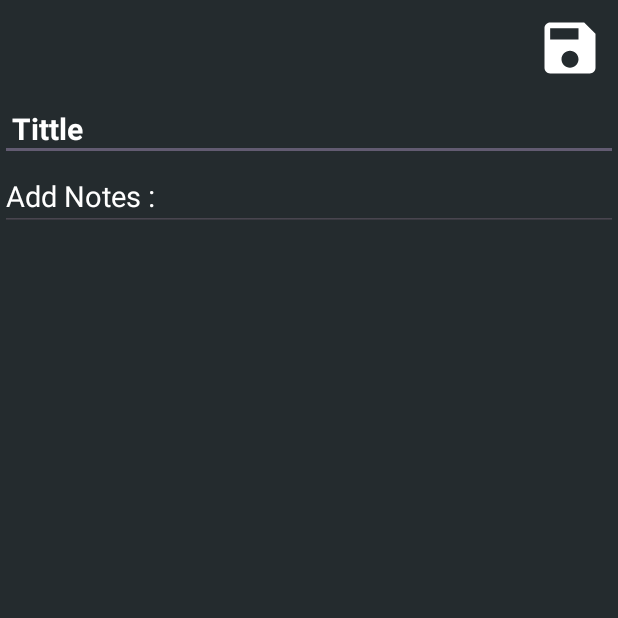
After one commit to tranthihuongthuy/63135669-AndroidProgramming, an Android app: the NotesActivity screen opened directly, with no data from a screen before it, on a phone screen of 412 x 824 dp, the top half of it. The commit adds this screen. Run offline under Robolectric (Android 15) with nearby library versions, the phone set to English and light mode, and no system bars; our stand-ins replace Room's generated code.

Commit message:
AppNotes continue

```diff
--- a/ThiCK_AppNote/app/build.gradle.kts
+++ b/ThiCK_AppNote/app/build.gradle.kts
@@ -40,4 +40,6 @@ dependencies {
     androidTestImplementation(libs.ext.junit)
     androidTestImplementation(libs.espresso.core)
     implementation ("com.google.android.material:material:1.8.0")
+    implementation("androidx.room:room-runtime:2.6.1")
+    annotationProcessor("androidx.room:room-compiler:2.6.1")
 }
--- /dev/null
+++ b/ThiCK_AppNote/app/src/main/java/till/huongthuy/thick_appnote/Models/Notes.java
@@ -0,0 +1,60 @@
+package till.huongthuy.thick_appnote.Models;
+
+import androidx.room.ColumnInfo;
+import androidx.room.Entity;
+import androidx.room.PrimaryKey;
+
+import java.io.Serializable;
+@Entity(tableName = "notes")
+public class Notes implements Serializable {
+    @PrimaryKey(autoGenerate = true)
+    int ID = 0;
+    @ColumnInfo(name = "tittle")
+    String tittle = "";
+    @ColumnInfo(name = "notes")
+    String notes = "";
+    @ColumnInfo(name = "date")
+    String date = "";
+    @ColumnInfo(name = "pinned")
+    boolean pinned = false;
+
+    public int getID() {
+        return ID;
+    }
+
+    public void setID(int ID) {
+        this.ID = ID;
+    }
+
+    public String getTittle() {
+        return tittle;
+    }
+
+    public void setTittle(String tittle) {
+        this.tittle = tittle;
+    }
+
+    public String getNotes() {
+        return notes;
+    }
+
+    public void setNotes(String notes) {
+        this.notes = notes;
+    }
+
+    public String getDate() {
+        return date;
+    }
+
+    public void setDate(String date) {
+        this.date = date;
+    }
+
+    public boolean isPinned() {
+        return pinned;
+    }
+
+    public void setPinned(boolean pinned) {
+        this.pinned = pinned;
+    }
+}
--- /dev/null
+++ b/ThiCK_AppNote/app/src/main/java/till/huongthuy/thick_appnote/NotesActivity.java
@@ -0,0 +1,71 @@
+package till.huongthuy.thick_appnote;
+
+import android.app.Activity;
+import android.content.Intent;
+import android.os.Bundle;
+import android.view.View;
+import android.widget.EditText;
+import android.widget.ImageView;
+import android.widget.Toast;
+
+import androidx.activity.EdgeToEdge;
+import androidx.appcompat.app.AppCompatActivity;
+import androidx.core.graphics.Insets;
+import androidx.core.view.ViewCompat;
+import androidx.core.view.WindowInsetsCompat;
+
+import java.text.SimpleDateFormat;
+import java.util.Date;
+
+import till.huongthuy.thick_appnote.Models.Notes;
+
+public class NotesActivity extends AppCompatActivity {
+    EditText editText_tittle,editText_notes;
+    ImageView image_save;
+    Notes notes;
+    boolean is_old_note = false;
+    @Override
+    protected void onCreate(Bundle savedInstanceState) {
+        super.onCreate(savedInstanceState);
+        setContentView(R.layout.activity_notes);
+
+        image_save = findViewById(R.id.image_view_save);
+        editText_tittle = findViewById(R.id.edit_text_tittle);
+        editText_notes = findViewById(R.id.edit_text_notes);
+        is_old_note = true;
+
+        notes = new Notes();
+        try{
+            notes = (Notes) getIntent().getSerializableExtra("old_note");
+            editText_tittle.setText(notes.getTittle());
+            editText_notes.setText(notes.getNotes());
+        }catch (Exception e){
+            e.printStackTrace();
+        }
+
+        image_save.setOnClickListener(new View.OnClickListener() {
+            @Override
+            public void onClick(View v) {
+                String tittle = editText_tittle.getText().toString();
+                String description = editText_notes.getText().toString();
+
+                if(description.isEmpty()){
+                    Toast.makeText(NotesActivity.this,"Please add some notes!",Toast.LENGTH_SHORT).show();
+                    return;
+                }
+                SimpleDateFormat fomat = new SimpleDateFormat("EEE,d MMM yyyy HH : mm: a");
+                Date date = new Date();
+                if(is_old_note){
+                    notes = new Notes();
+                }
+                notes.setTittle(tittle);
+                notes.setNotes(description);
+                notes.setDate(fomat.format(date));
+                Intent intent = new Intent();
+                intent.putExtra("note",notes);
+                setResult(Activity.RESULT_OK,intent);
+                finish();
+            }
+        });
+    }
+}
--- /dev/null
+++ b/ThiCK_AppNote/app/src/main/res/drawable/baseline_push_pin_24.xml
@@ -0,0 +1,5 @@
+<vector xmlns:android="http://schemas.android.com/apk/res/android" android:height="24dp" android:tint="?attr/background" android:viewportHeight="24" android:viewportWidth="24" android:width="24dp">
+
+    <path android:fillColor="@android:color/black" android:fillType="evenOdd" android:pathData="M16,9V4l1,0c0.55,0 1,-0.45 1,-1v0c0,-0.55 -0.45,-1 -1,-1H7C6.45,2 6,2.45 6,3v0c0,0.55 0.45,1 1,1l1,0v5c0,1.66 -1.34,3 -3,3h0v2h5.97v7l1,1l1,-1v-7H19v-2h0C17.34,12 16,10.66 16,9z"/>
+
+</vector>
--- /dev/null
+++ b/ThiCK_AppNote/app/src/main/res/drawable/baseline_save_24.xml
@@ -0,0 +1,5 @@
+<vector xmlns:android="http://schemas.android.com/apk/res/android" android:height="24dp" android:tint="?attr/background" android:viewportHeight="24" android:viewportWidth="24" android:width="24dp">
+
+    <path android:fillColor="@android:color/white" android:pathData="M17,3L5,3c-1.11,0 -2,0.9 -2,2v14c0,1.1 0.89,2 2,2h14c1.1,0 2,-0.9 2,-2L21,7l-4,-4zM12,19c-1.66,0 -3,-1.34 -3,-3s1.34,-3 3,-3 3,1.34 3,3 -1.34,3 -3,3zM15,9L5,9L5,5h10v4z"/>
+
+</vector>
--- a/ThiCK_AppNote/app/src/main/res/layout/activity_main.xml
+++ b/ThiCK_AppNote/app/src/main/res/layout/activity_main.xml
@@ -25,7 +25,7 @@
         <TextView
             android:layout_width="match_parent"
             android:layout_height="wrap_content"
-            android:text="Welcome Back !"
+            android:text="Chào mừng bạn đến với ứng dụng ghi chú!"
             android:textSize="42dp"
             android:textColor="#2196F3"
             android:textStyle="bold">
--- /dev/null
+++ b/ThiCK_AppNote/app/src/main/res/layout/activity_notes.xml
@@ -0,0 +1,55 @@
+<?xml version="1.0" encoding="utf-8"?>
+<LinearLayout xmlns:android="http://schemas.android.com/apk/res/android"
+    xmlns:app="http://schemas.android.com/apk/res-auto"
+    xmlns:tools="http://schemas.android.com/tools"
+    android:id="@+id/main"
+    android:layout_width="match_parent"
+    android:layout_height="match_parent"
+    android:background="@color/grey"
+    android:orientation="vertical"
+    tools:context=".NotesActivity">
+
+    <androidx.appcompat.widget.Toolbar
+        android:id="@+id/tool_bar"
+        android:layout_width="match_parent"
+        android:layout_height="?attr/actionBarSize">
+
+        <RelativeLayout
+            android:layout_width="match_parent"
+            android:layout_height="wrap_content">
+
+            <ImageView
+                android:id="@+id/image_view_save"
+                android:layout_alignParentEnd="true"
+                android:src="@drawable/baseline_save_24"
+                android:padding="9dp"
+                android:background="@android:color/transparent"
+                android:layout_width="?attr/actionBarSize"
+                android:layout_height="?attr/actionBarSize"/>
+        </RelativeLayout>
+
+
+    </androidx.appcompat.widget.Toolbar>
+
+    <EditText
+        android:layout_width="match_parent"
+        android:layout_height="wrap_content"
+        android:id="@+id/edit_text_tittle"
+        android:hint="Tittle"
+        android:textColorHint="@color/white"
+        android:padding="8dp"
+        android:textStyle="bold"
+        android:singleLine="true"
+        android:textColor="@color/white"
+        android:textSize="20sp"/>
+    <EditText
+        android:layout_width="match_parent"
+        android:layout_height="wrap_content"
+        android:id="@+id/edit_text_notes"
+        android:hint="Add Notes : "
+        android:textColorHint="@color/white"
+        android:textColor="@color/white"
+        android:textSize="19sp"
+        android:textStyle="normal"/>
+
+</LinearLayout>
--- a/ThiCK_AppNote/app/src/main/res/values-night/themes.xml
+++ b/ThiCK_AppNote/app/src/main/res/values-night/themes.xml
@@ -4,4 +4,8 @@
         <!-- Customize your dark theme here. -->
         <!-- <item name="colorPrimary">@color/my_dark_primary</item> -->
     </style>
+    <style name="Base.Theme.ThiCK_AppNote.NoActionBar" parent="Theme.Material3.DayNight.NoActionBar">
+        <!-- Customize your dark theme here. -->
+        <!-- <item name="colorPrimary">@color/my_dark_primary</item> -->
+    </style>
 </resources>
--- a/ThiCK_AppNote/app/src/main/res/values/themes.xml
+++ b/ThiCK_AppNote/app/src/main/res/values/themes.xml
@@ -4,6 +4,10 @@
         <!-- Customize your light theme here. -->
         <!-- <item name="colorPrimary">@color/my_light_primary</item> -->
     </style>
+    <style name="Base.Theme.ThiCK_AppNoteActionBar" parent="Theme.Material3.DayNight.NoActionBar">
+        <!-- Customize your light theme here. -->
+        <!-- <item name="colorPrimary">@color/my_light_primary</item> -->
+    </style>
+    <style name="Theme.ThiCK_AppNote" parent="Base.Theme.ThiCK_AppNote" />
 
-    <style name="Theme.ThiCK_AppNote" parent="Base.Theme.ThiCK_AppNote" />
 </resources>
```
Also changed, not shown: ThiCK_AppNote/app/src/main/AndroidManifest.xml (+7 -0 lines), ThiCK_AppNote/app/src/main/java/till/huongthuy/thick_appnote/Adapters/NotesListAdapter.java (added, +108 -0 lines), ThiCK_AppNote/app/src/main/java/till/huongthuy/thick_appnote/DataBase/DAO.java (added, +25 -0 lines), ThiCK_AppNote/app/src/main/java/till/huongthuy/thick_appnote/DataBase/RoomDB.java (added, +26 -0 lines), ThiCK_AppNote/app/src/main/java/till/huongthuy/thick_appnote/ManHinhNotes.java (added, +124 -0 lines), ThiCK_AppNote/app/src/main/java/till/huongthuy/thick_appnote/NotesClick.java (added, +10 -0 lines), ThiCK_AppNote/app/src/main/res/drawable/baseline_add_24.xml (added, +10 -0 lines), ThiCK_AppNote/app/src/main/res/layout/activity_man_hinh_notes.xml (added, +39 -0 lines), ThiCK_AppNote/app/src/main/res/layout/notes_list.xml (added, +68 -0 lines), ThiCK_AppNote/app/src/main/res/values/colors.xml (+7 -0 lines).
